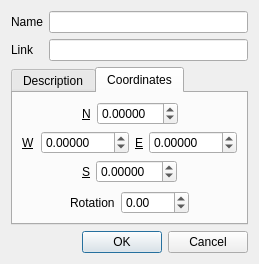
Old version of the form src/plugins/render/annotate/EditGroundOverlayDialog.ui in the repository calincru/marble.
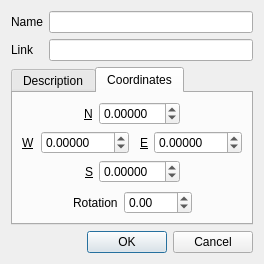
New version of the form.

The edit to the form file:
```diff
--- a/src/plugins/render/annotate/EditGroundOverlayDialog.ui
+++ b/src/plugins/render/annotate/EditGroundOverlayDialog.ui
@@ -6,7 +6,7 @@
    <rect>
     <x>0</x>
     <y>0</y>
-    <width>259</width>
+    <width>264</width>
     <height>255</height>
    </rect>
   </property>
```
Left out of the diff: 1 changed line with no effect on the pictures.
